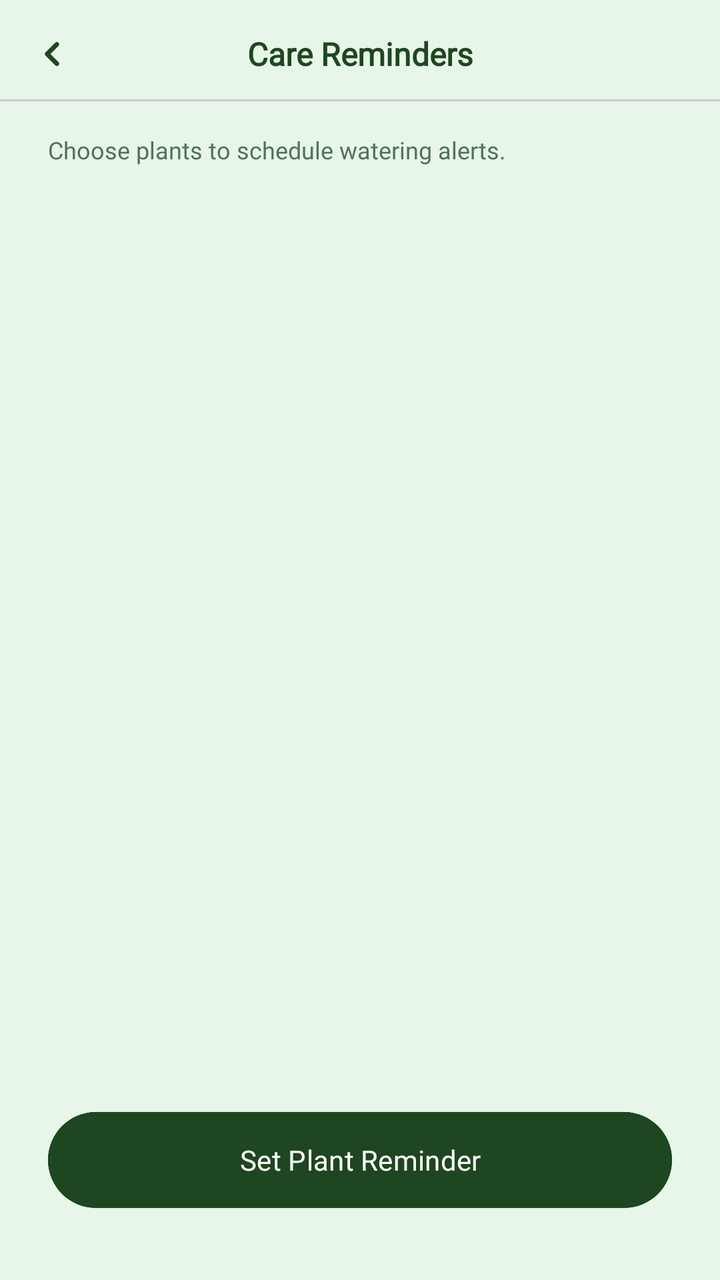
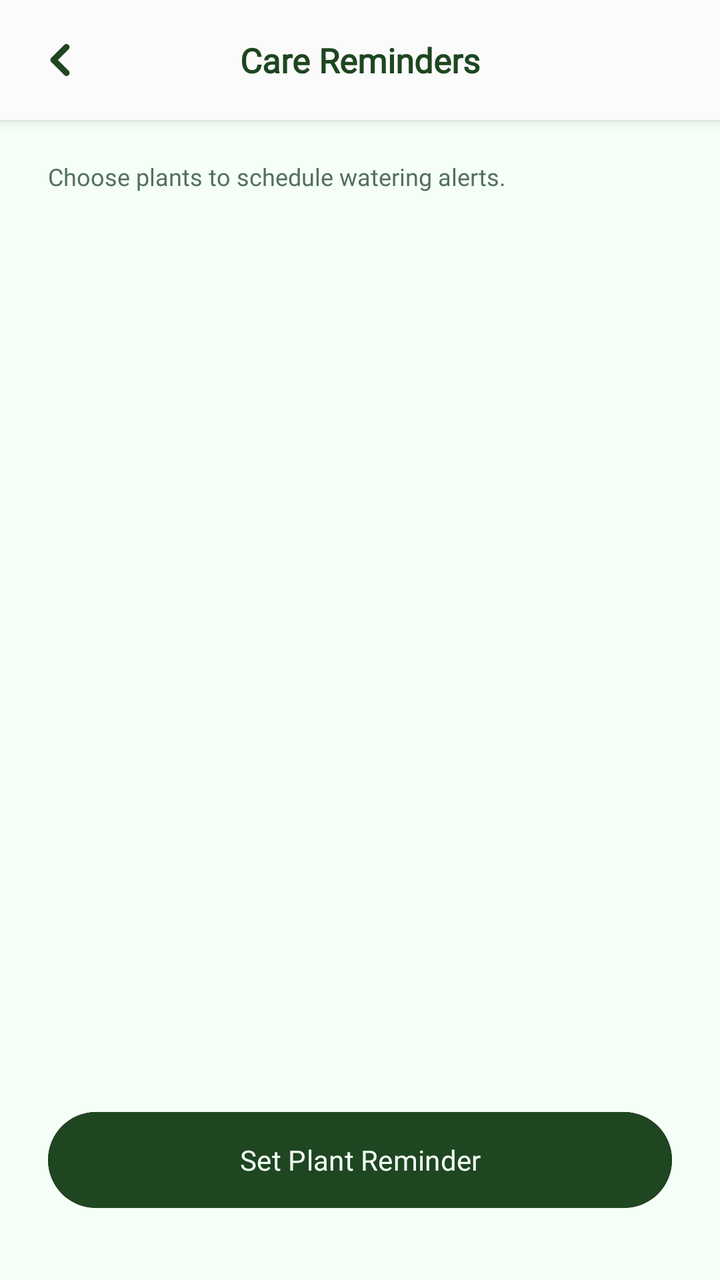

Compare the two renders of this Android layout. The source of the first and the diff that turns it into the second are given below.
<!-- AndroidManifest.xml: application theme Theme.SmartGrow -->
<!-- res/layout/fragment_set_reminder.xml -->
<?xml version="1.0" encoding="utf-8"?>
<androidx.constraintlayout.widget.ConstraintLayout
    xmlns:android="http://schemas.android.com/apk/res/android"
    xmlns:app="http://schemas.android.com/apk/res-auto"
    xmlns:tools="http://schemas.android.com/tools"
    android:layout_width="match_parent"
    android:layout_height="match_parent"
    android:background="@color/app_background"
    android:clipChildren="false"
    android:clipToPadding="false">

    
    <ImageView
        android:id="@+id/btn_back"
        android:layout_width="20dp"
        android:layout_height="20dp"
        android:layout_marginStart="16dp"
        android:background="?attr/selectableItemBackgroundBorderless"
        android:clickable="true"
        android:focusable="true"
        android:padding="4dp"
        android:src="@drawable/ic_back"
        app:tint="@color/primary_green"
        app:layout_constraintBottom_toBottomOf="@id/tv_header_title"
        app:layout_constraintStart_toStartOf="parent"
        app:layout_constraintTop_toTopOf="@id/tv_header_title"
        android:contentDescription="Go back" />

    <TextView
        android:id="@+id/tv_header_title"
        android:layout_width="wrap_content"
        android:layout_height="wrap_content"
        android:layout_marginTop="16dp"
        android:text="Care Reminders"
        android:textColor="@color/primary_green"
        android:fontFamily="@font/inter_extrabold"
        android:textSize="16sp"
        android:textStyle="bold"
        app:layout_constraintEnd_toEndOf="parent"
        app:layout_constraintStart_toStartOf="parent"
        app:layout_constraintTop_toTopOf="parent" />

    
    <View
        android:id="@+id/header_divider"
        android:layout_width="0dp"
        android:layout_height="1dp"
        android:layout_marginTop="12dp"
        android:background="@color/divider_color"
        app:layout_constraintStart_toStartOf="parent"
        app:layout_constraintEnd_toEndOf="parent"
        app:layout_constraintTop_toBottomOf="@id/tv_header_title"/>

    
    <TextView
        android:id="@+id/tv_desc"
        android:layout_width="0dp"
        android:layout_height="wrap_content"
        android:layout_marginHorizontal="24dp"
        android:layout_marginTop="16dp"
        android:text="Choose plants to schedule watering alerts."
        android:textColor="@color/text_secondary"
        android:textSize="12sp"
        android:fontFamily="@font/inter_medium"
        app:layout_constraintEnd_toEndOf="parent"
        app:layout_constraintStart_toStartOf="parent"
        app:layout_constraintTop_toBottomOf="@id/header_divider" />

    
    <androidx.recyclerview.widget.RecyclerView
        android:id="@+id/rv_reminder_plants"
        android:layout_width="0dp"
        android:layout_height="0dp"
        android:layout_marginHorizontal="16dp"
        android:layout_marginTop="12dp"
        android:layout_marginBottom="16dp"
        tools:visibility="visible"
        app:layout_constraintBottom_toTopOf="@id/btn_set_reminder"
        app:layout_constraintEnd_toEndOf="parent"
        app:layout_constraintStart_toStartOf="parent"
        app:layout_constraintTop_toBottomOf="@id/tv_desc" />

    
    <com.google.android.material.button.MaterialButton
        android:id="@+id/btn_set_reminder"
        android:layout_width="0dp"
        android:layout_height="56dp"
        android:layout_marginHorizontal="24dp"
        android:layout_marginBottom="32dp"
        android:backgroundTint="@color/primary_green"
        android:text="Set Plant Reminder"
        android:textAllCaps="false"
        android:textColor="@android:color/white"
        android:textSize="14sp"
        android:fontFamily="@font/inter_extrabold"
        app:cornerRadius="28dp"
        app:layout_constraintBottom_toBottomOf="parent"
        app:layout_constraintEnd_toEndOf="parent"
        app:layout_constraintStart_toStartOf="parent" />

</androidx.constraintlayout.widget.ConstraintLayout>
<!-- resources referenced by this layout -->
<resources>
  <color name="app_background">#E8F5E9</color>
  <color name="divider_color">#CCCCCC</color>
  <color name="primary_green">#1e4620</color>
  <color name="text_secondary">#52705D</color>
  <!-- drawable ic_back (drawable) -->
  <vector xmlns:android="http://schemas.android.com/apk/res/android"
      android:width="512dp"
      android:height="512dp"
      android:viewportWidth="512"
      android:viewportHeight="512">
    <path
        android:pathData="M353.56,0.08C357.11,0.08 360.66,0.08 364.22,0.08C367.19,1.92 374.58,2.14 378.56,4.11C393.52,11.5 404.28,23.82 407.7,40.46C414.26,72.47 386.01,92.33 366.38,112.23C334.11,144.95 301.48,177.34 268.9,209.75C258.82,219.77 248.74,229.81 238.73,239.91C233.63,245.06 227.91,249.93 223.3,255.53C228.34,261.95 235.03,267.53 240.83,273.29C251.85,284.23 262.79,295.27 273.78,306.24C304.6,336.98 335.02,368.15 366.11,398.6C372.57,404.93 378.91,411.37 385.28,417.77C400.7,433.28 412.97,447.13 408.61,471.07C405.55,487.85 394.47,500.51 379.48,507.87C375.55,509.8 368.01,510.1 365.13,511.92C361.58,511.92 358.03,511.92 354.48,511.92C352.39,510.58 348.57,510.58 346.03,509.88C341.29,508.57 336.65,506.39 332.46,503.79C324.57,498.91 318.22,490.86 311.69,484.36C299.66,472.39 287.73,460.31 275.69,448.35C237.53,410.45 199.54,372.38 161.6,334.26C150.65,323.25 139.59,312.33 128.65,301.3C124.81,297.43 120.03,294.72 116.33,290.7C107.37,280.97 102.73,268.77 102.71,255.53C102.7,242.34 107.38,230.05 116.33,220.36C120.03,216.35 124.82,213.64 128.65,209.76C139.26,199.03 150,188.42 160.67,177.74C198.7,139.71 236.5,101.45 274.77,63.66C286.84,51.74 298.7,39.59 310.77,27.66C317.31,21.21 323.51,13.41 331.28,8.4C335.5,5.68 340.28,3.48 345.11,2.13C347.63,1.42 351.5,1.44 353.56,0.08Z"
        android:strokeLineJoin="round"
        android:strokeWidth="0.25"
        android:fillColor="#000000"
        android:fillType="evenOdd"
        android:strokeColor="#000000"/>
  </vector>
  <style name="Theme.SmartGrow" parent="Base.Theme.SmartGrow" />
  <style name="Base.Theme.SmartGrow" parent="Theme.Material3.DayNight.NoActionBar">
          <item name="android:windowBackground">@color/app_background</item>
          <item name="android:windowDisablePreview">true</item>
  
          
          <item name="android:statusBarColor">@color/app_background</item>
          <item name="android:windowLightStatusBar">true</item>
  
          
          <item name="android:navigationBarColor">@color/app_background</item>
          <item name="android:windowLightNavigationBar" tools:targetApi="o_mr1">true</item>
  
          <item name="android:windowDrawsSystemBarBackgrounds">true</item>
          <item name="android:windowTranslucentStatus">false</item>
          <item name="android:windowTranslucentNavigation">false</item>
      </style>
</resources>

<!-- the commit's change to res/layout/fragment_set_reminder.xml (unified diff, before → after) -->
@@ -2,7 +2,7 @@
 <androidx.constraintlayout.widget.ConstraintLayout
     xmlns:android="http://schemas.android.com/apk/res/android"
     xmlns:app="http://schemas.android.com/apk/res-auto"
-    xmlns:tools="http://schemas.android.com/tools"
+    xmlns:tools="http://schemas.github.com/tools"
     android:layout_width="match_parent"
     android:layout_height="match_parent"
     android:background="@color/app_background"
@@ -10,46 +10,49 @@
     android:clipToPadding="false">
 
     
+    <View
+        android:id="@+id/header_background"
+        android:layout_width="match_parent"
+        android:layout_height="60dp"
+        android:background="@color/header_background"
+        android:elevation="4dp"
+        app:layout_constraintTop_toTopOf="parent" />
+
+    
     <ImageView
         android:id="@+id/btn_back"
-        android:layout_width="20dp"
-        android:layout_height="20dp"
+        android:layout_width="28dp"
+        android:layout_height="28dp"
         android:layout_marginStart="16dp"
         android:background="?attr/selectableItemBackgroundBorderless"
         android:clickable="true"
         android:focusable="true"
-        android:padding="4dp"
+        android:padding="6dp"
         android:src="@drawable/ic_back"
         app:tint="@color/primary_green"
-        app:layout_constraintBottom_toBottomOf="@id/tv_header_title"
+        android:elevation="8dp"
+        android:translationZ="8dp"
+        app:layout_constraintBottom_toBottomOf="@id/header_background"
         app:layout_constraintStart_toStartOf="parent"
-        app:layout_constraintTop_toTopOf="@id/tv_header_title"
+        app:layout_constraintTop_toTopOf="@id/header_background"
         android:contentDescription="Go back" />
 
+    
     <TextView
         android:id="@+id/tv_header_title"
         android:layout_width="wrap_content"
         android:layout_height="wrap_content"
-        android:layout_marginTop="16dp"
         android:text="Care Reminders"
         android:textColor="@color/primary_green"
         android:fontFamily="@font/inter_extrabold"
-        android:textSize="16sp"
+        android:textSize="17sp"
         android:textStyle="bold"
+        android:elevation="8dp"
+        android:translationZ="8dp"
+        app:layout_constraintBottom_toBottomOf="@id/header_background"
         app:layout_constraintEnd_toEndOf="parent"
         app:layout_constraintStart_toStartOf="parent"
-        app:layout_constraintTop_toTopOf="parent" />
-
-    
-    <View
-        android:id="@+id/header_divider"
-        android:layout_width="0dp"
-        android:layout_height="1dp"
-        android:layout_marginTop="12dp"
-        android:background="@color/divider_color"
-        app:layout_constraintStart_toStartOf="parent"
-        app:layout_constraintEnd_toEndOf="parent"
-        app:layout_constraintTop_toBottomOf="@id/tv_header_title"/>
+        app:layout_constraintTop_toTopOf="@id/header_background" />
 
     
     <TextView
@@ -57,23 +60,24 @@
         android:layout_width="0dp"
         android:layout_height="wrap_content"
         android:layout_marginHorizontal="24dp"
-        android:layout_marginTop="16dp"
+        android:layout_marginTop="20dp"
         android:text="Choose plants to schedule watering alerts."
         android:textColor="@color/text_secondary"
         android:textSize="12sp"
         android:fontFamily="@font/inter_medium"
         app:layout_constraintEnd_toEndOf="parent"
         app:layout_constraintStart_toStartOf="parent"
-        app:layout_constraintTop_toBottomOf="@id/header_divider" />
+        app:layout_constraintTop_toBottomOf="@id/header_background" />
 
     
     <androidx.recyclerview.widget.RecyclerView
         android:id="@+id/rv_reminder_plants"
         android:layout_width="0dp"
         android:layout_height="0dp"
-        android:layout_marginHorizontal="16dp"
         android:layout_marginTop="12dp"
         android:layout_marginBottom="16dp"
+        android:clipToPadding="false"
+        android:paddingBottom="16dp"
         tools:visibility="visible"
         app:layout_constraintBottom_toTopOf="@id/btn_set_reminder"
         app:layout_constraintEnd_toEndOf="parent"
@@ -90,7 +94,7 @@
         android:backgroundTint="@color/primary_green"
         android:text="Set Plant Reminder"
         android:textAllCaps="false"
-        android:textColor="@android:color/white"
+        android:textColor="@color/app_background"
         android:textSize="14sp"
         android:fontFamily="@font/inter_extrabold"
         app:cornerRadius="28dp"
<!-- resource entries referenced after the edit -->
@@ -1,7 +1,7 @@
 <!-- resources referenced by this layout -->
 <resources>
-  <color name="app_background">#E8F5E9</color>
-  <color name="divider_color">#CCCCCC</color>
+  <color name="app_background">#F5FFF8</color>
+  <color name="header_background">#FAFBFA</color>
   <color name="primary_green">#1e4620</color>
   <color name="text_secondary">#52705D</color>
   <!-- drawable ic_back (drawable) -->
@@ -29,11 +29,17 @@
   
           
           <item name="android:navigationBarColor">@color/app_background</item>
-          <item name="android:windowLightNavigationBar" tools:targetApi="o_mr1">true</item>
+          <item name="android:windowLightNavigationBar" ns0:targetApi="o_mr1">true</item>
   
           <item name="android:windowDrawsSystemBarBackgrounds">true</item>
           <item name="android:windowTranslucentStatus">false</item>
           <item name="android:windowTranslucentNavigation">false</item>
+  
+          
+          <item name="popupMenuStyle">@style/ModernPopupMenuStyle</item>
+      </style>
+  <style name="ModernPopupMenuStyle" parent="Widget.Material3.PopupMenu">
+          <item name="android:popupBackground">@android:color/white</item>
       </style>
 </resources>
 
